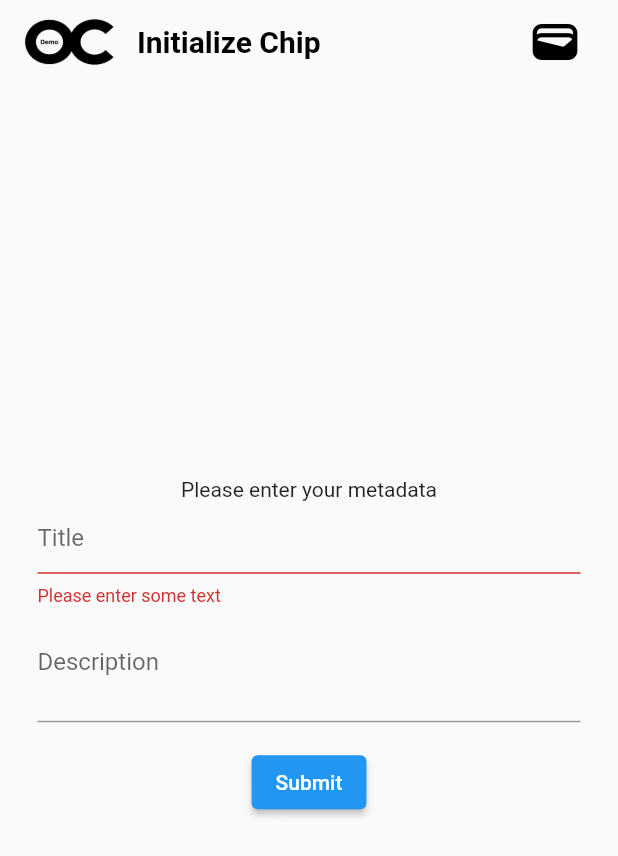
After one commit to OwnerChip/oc-app, a Flutter app: the MetadataScreen screen opened by its route, after a tap on "Submit", on a phone screen of 412 x 824 dp. The commit adds this screen. Shown: the top 856 px of the screen. Run offline on Flutter 3.47's test engine with Material 2 defaults, Android fonts, the phone set to English and light mode, and no system bars; missing offline and left inert: nfc_manager, walletconnect_dart, walletconnect_secure_storage, web3dart.

Commit message:
logic for redirecting to correct screen based on if chip is initialized; chipalreadyinitializedscreen draft; metadatainputscreen draft

```diff
--- a/lib/screens/HomeScreen.dart
+++ b/lib/screens/HomeScreen.dart
@@ -1,7 +1,6 @@
 //flutter imports
 import 'dart:typed_data';
 import 'package:flutter/material.dart';
-import 'package:flutter_hooks/flutter_hooks.dart';
 
 //nfc imports
 import 'package:nfc_manager/nfc_manager.dart';
@@ -118,8 +117,8 @@ class HomeScreenState extends State<HomeScreen> {
                                 child: Text('Logout'),
                                 onPressed: () => {
                                       widget.connector!.killSession(),
-                                      Navigator.pushReplacementNamed(
-                                          context, LoginScreen.routeName),
+                                      // Navigator.pushReplacementNamed(
+                                      //     context, LoginScreen.routeName),
                                     }),
                           ],
                         ),
--- /dev/null
+++ b/lib/screens/MetadataInputScreen.dart
@@ -0,0 +1,92 @@
+import 'package:flutter/material.dart';
+import 'package:walletconnect_dart/walletconnect_dart.dart';
+import '../widgets/AppBarWithLogo.dart';
+
+//stateful widget with name MetadataScreen
+class MetadataScreen extends StatefulWidget {
+  const MetadataScreen({super.key, this.connector});
+
+  final WalletConnect? connector;
+
+  static const routeName = '/metadata-input';
+
+  @override
+  State<MetadataScreen> createState() => _MetadataScreen();
+}
+
+class _MetadataScreen extends State<MetadataScreen> {
+  final _formKey = GlobalKey<FormState>();
+  final _titleController = TextEditingController();
+  final _descriptionController = TextEditingController();
+
+  @override
+  void dispose() {
+    _titleController.dispose();
+    _descriptionController.dispose();
+    super.dispose();
+  }
+
+  @override
+  Widget build(BuildContext context) {
+    return Scaffold(
+        extendBodyBehindAppBar: true,
+        appBar: AppBarWithLogo(
+          loginFunction: () => {},
+          text: 'Initialize Chip',
+          connectedWallet: widget.connector!.session?.accounts!.isEmpty == true
+              ? null
+              : widget.connector!.session?.accounts![0].toLowerCase(),
+        ),
+        body: SafeArea(
+            child: Center(
+                child: Padding(
+                    padding: EdgeInsets.all(25.0),
+                    child: Column(
+                        mainAxisAlignment: MainAxisAlignment.center,
+                        children: [
+                          Text('Please enter your metadata'),
+                          Form(
+                              key: _formKey,
+                              child: Column(
+                                children: [
+                                  TextFormField(
+                                    controller: _titleController,
+                                    decoration: const InputDecoration(
+                                      hintText: 'Title',
+                                    ),
+                                    validator: (value) {
+                                      if (value == null || value.isEmpty) {
+                                        return 'Please enter some text';
+                                      }
+                                      return null;
+                                    },
+                                  ),
+                                  const SizedBox(height: 15),
+                                  TextField(
+                                    maxLines: 2,
+                                    keyboardType: TextInputType.multiline,
+                                    controller: _descriptionController,
+                                    decoration: const InputDecoration(
+                                      hintText: 'Description',
+                                    ),
+                                  ),
+                                  Padding(
+                                    padding: const EdgeInsets.symmetric(
+                                        vertical: 16.0),
+                                    child: ElevatedButton(
+                                      onPressed: () {
+                                        if (_formKey.currentState!.validate()) {
+                                          ScaffoldMessenger.of(context)
+                                              .showSnackBar(const SnackBar(
+                                                  content:
+                                                      Text('Processing Data')));
+                                        }
+                                      },
+                                      child: const Text('Submit'),
+                                    ),
+                                  )
+                                ],
+                              ))
+                        ])))));
+  }
+}
```
Also changed, not shown: lib/main.dart (+6 -5 lines), lib/screens/ChipAlreadyInitializedScreen.dart (added, +78 -0 lines), lib/screens/ScanResultsScreen.dart (deleted, +0 -128 lines), lib/screens/ScanningScreen.dart (+18 -5 lines), lib/utils/navigation_arguments.dart (+6 -4 lines).
